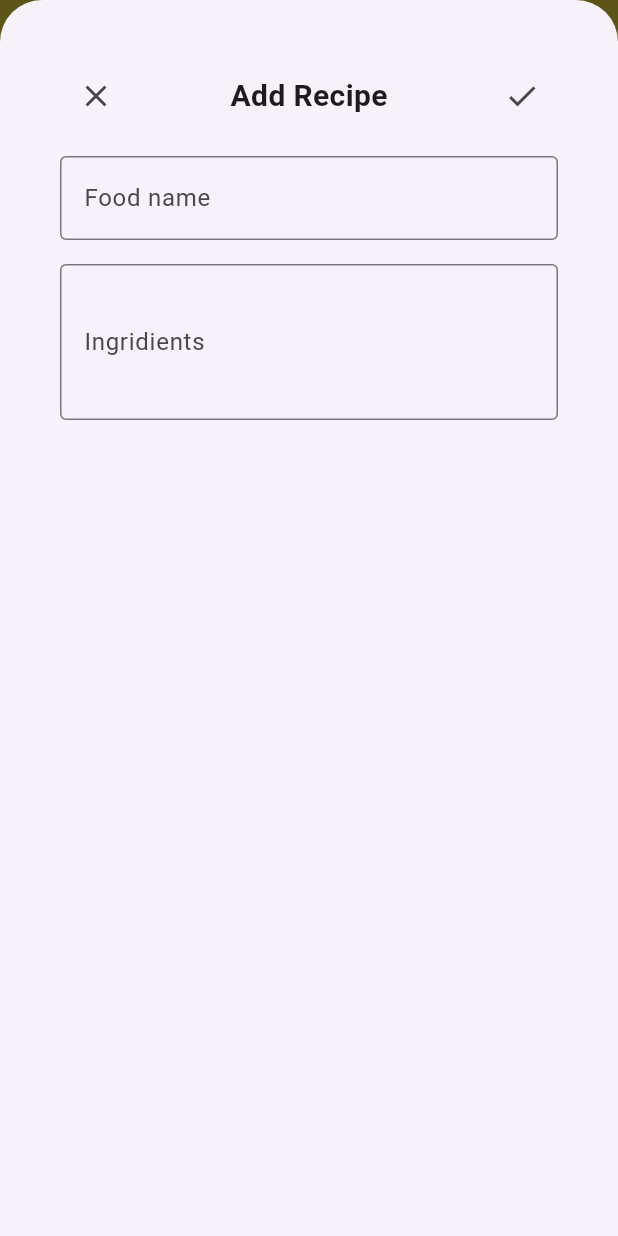
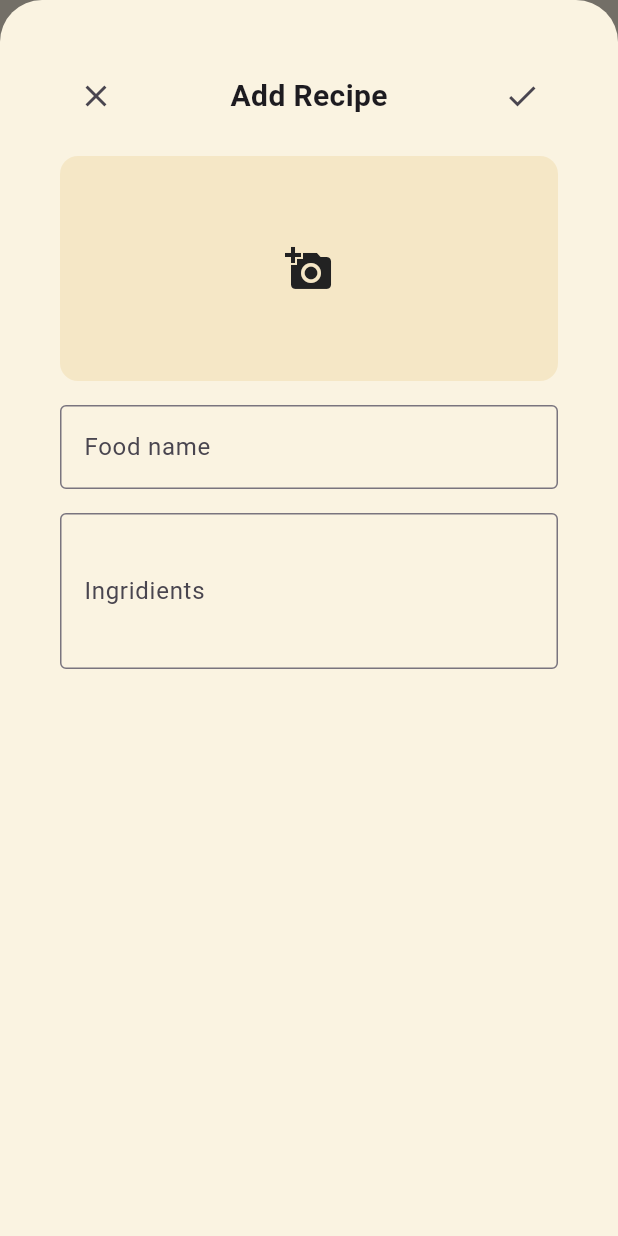
Before and after one commit to ADejoya/WattFood, a Flutter app: the HomeScreen screen opened directly, after a tap on the "add" icon, on a phone screen of 412 x 824 dp. Run offline on Flutter 3.47's test engine with Material 3 defaults, Android fonts, the phone set to English and light mode, and no system bars; our stand-ins replace image_picker.

Commit message:
Added theme color of the app app_color.dart

```diff
--- a/lib/add_recipe_sheet.dart
+++ b/lib/add_recipe_sheet.dart
@@ -1,4 +1,8 @@
 import 'package:flutter/material.dart';
+import 'package:wattfood/app_colors.dart';
+import 'dart:io';
+import 'package:image_picker/image_picker.dart';
+
 
 
 class AddRecipeSheet extends StatefulWidget{
@@ -11,6 +15,17 @@ class AddRecipeSheet extends StatefulWidget{
   class _AddRecipeSheetState extends State<AddRecipeSheet> {
   final TextEditingController _nameController = TextEditingController();
   final TextEditingController _ingredientsController = TextEditingController();
+  String? _pickedImagePath;
+
+  Future<void> _pickImage() async {
+    final picker = ImagePicker();
+    final image = await picker.pickImage(source: ImageSource.gallery);
+    if (image != null) {
+      setState(() {
+        _pickedImagePath = image.path;
+      });
+    }
+  }
 
  @override
 Widget build(BuildContext context) {
@@ -38,6 +53,26 @@ Widget build(BuildContext context) {
           ],
         ),
         const SizedBox(height: 16),
+        GestureDetector(
+          onTap: _pickImage,
+          child: Container(
+            height: 150,
+            width: double.infinity,
+            decoration: BoxDecoration(
+              color: AppColors.beige,
+              borderRadius: BorderRadius.circular(12),
+            ),
+            child: _pickedImagePath == null
+                ? const Center(
+                    child: Icon(Icons.add_a_photo, size: 32, color: AppColors.darkText),
+                  )
+                : ClipRRect(
+                    borderRadius: BorderRadius.circular(12),
+                    child: Image.file(File(_pickedImagePath!), fit: BoxFit.cover),
+                  ),
+          ),
+        ),
+        const SizedBox(height: 16),
         TextField(
           controller: _nameController,
           decoration: const InputDecoration(
--- /dev/null
+++ b/lib/app_colors.dart
@@ -0,0 +1,8 @@
+import 'package:flutter/material.dart';
+
+class AppColors {
+  static const cream = Color(0xFFFAF3E1);   // backgrounds
+  static const beige = Color(0xFFF5E7C6);   // secondary surfaces / cards
+  static const accent = Color(0xFFFA8112);  // buttons, highlights
+  static const darkText = Color(0xFF222222); // text
+}
--- a/lib/homescreen.dart
+++ b/lib/homescreen.dart
@@ -1,5 +1,6 @@
 import 'package:flutter/material.dart';
 import 'package:wattfood/add_recipe_sheet.dart';
+import 'package:wattfood/app_colors.dart';
 
 
 class HomeScreen extends StatefulWidget {
@@ -13,29 +14,35 @@ class _HomeScreenState extends State<HomeScreen> {
   @override
   Widget build(BuildContext context) {
     return Scaffold(
+      backgroundColor: AppColors.cream,
       appBar: AppBar(
         title: const Text('Wattfood'),
         centerTitle: true,
-        backgroundColor: const Color.fromARGB(255, 200, 185, 51),
+        backgroundColor: AppColors.cream,
         titleTextStyle: const TextStyle(
           fontSize: 24,
           fontWeight: FontWeight.bold,
-          color: Colors.black
+          color:AppColors.darkText
         ),
       ),
       body: const Align(
         alignment:  Alignment.topLeft,
         child: Padding(padding: EdgeInsetsGeometry.all(16.0),
         child: Text('Welcome to your recipe app',
-        style: TextStyle(fontSize: 18,),
+        style: TextStyle(fontSize: 18,
+        color: AppColors.darkText
+            ),
           ),
         ),
       ),
       floatingActionButton: FloatingActionButton(
         onPressed: (){
-          showModalBottomSheet(context: context, isScrollControlled: true, builder: (context) => const AddRecipeSheet(),
+          showModalBottomSheet(context: context, isScrollControlled: true, backgroundColor: AppColors.cream,
+           builder: (context) => const AddRecipeSheet(),
           );
         },
+        backgroundColor: AppColors.accent,
+        foregroundColor: AppColors.cream,
         child: const Icon(Icons.add),
       )
 
--- a/pubspec.yaml
+++ b/pubspec.yaml
@@ -35,6 +35,7 @@ dependencies:
   # Use with the CupertinoIcons class for iOS style icons.
   cupertino_icons: ^1.0.8
   carousel_slider: ^5.0.0
+  image_picker: ^1.1.2
 
 dev_dependencies:
   flutter_test:
```
Also changed, not shown: lib/loginscreen.dart (+7 -4 lines), pubspec.lock, 7 other files.
